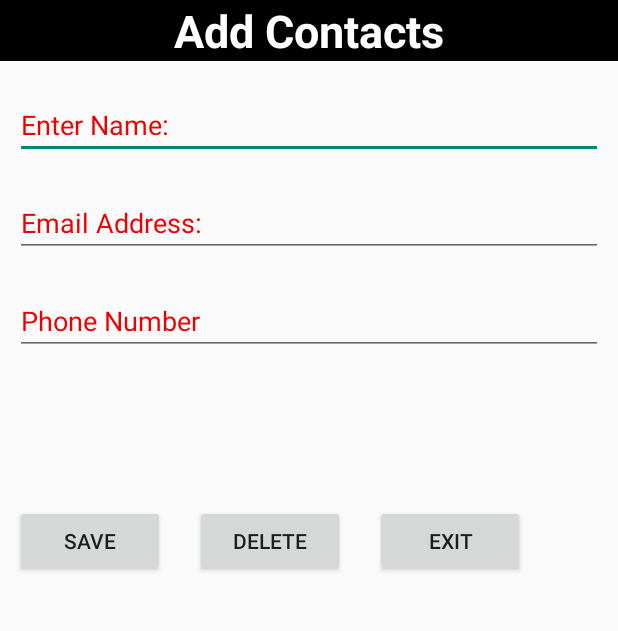
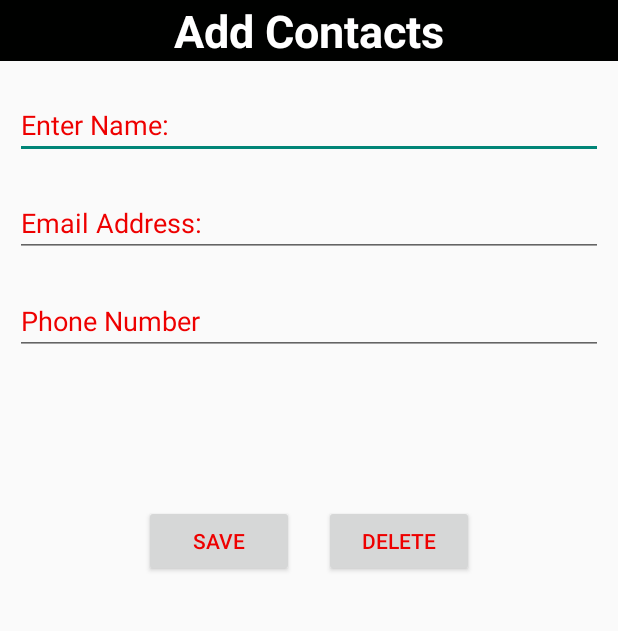
Before and after one commit to meshboy/_emergency_sys, an Android app: the edit_contact screen opened directly, with no data from a screen before it, on a phone screen of 412 x 824 dp, the part 84-715 px from its top. Run offline under Robolectric (Android 15) with nearby library versions, the phone set to English and light mode, and no system bars.

Commit message:
added functions

```diff
--- a/app/src/main/java/com/example/root/emergency/edit_contact.java
+++ b/app/src/main/java/com/example/root/emergency/edit_contact.java
@@ -34,11 +34,11 @@ public class edit_contact extends ActionBarActivity implements View.OnClickListe
 
         save = (Button) findViewById(R.id.contact_save);
         delete = (Button) findViewById(R.id.contact_del);
-        exit = (Button) findViewById(R.id.contact_exit);
+
 
         save.setOnClickListener(this);
         delete.setOnClickListener(this);
-        exit.setOnClickListener(this);
+
 
 
         contact_id =0;
@@ -105,11 +105,11 @@ public class edit_contact extends ActionBarActivity implements View.OnClickListe
 
         }
 
-        else if (v.getId() == (R.id.contact_exit))
-        {
-//            Intent intent = new Intent(this, select_action.class);
-//            startActivity(intent);
-        }
+//        else if (v.getId() == (R.id.contact_exit))
+//        {
+////            Intent intent = new Intent(this, select_action.class);
+////            startActivity(intent);
+//        }
 
 
     }
--- a/app/src/main/res/layout/edit_contacts.xml
+++ b/app/src/main/res/layout/edit_contacts.xml
@@ -78,6 +78,7 @@
         android:layout_width="wrap_content"
         android:layout_height="wrap_content"
         android:layout_marginTop="100dp"
+        android:layout_gravity="center_horizontal"
 
         android:layout_marginLeft="10dp"
 
@@ -87,6 +88,7 @@
             android:layout_width="100dp"
             android:layout_height="wrap_content"
             android:text="Save"
+            android:textColor="@color/red"
             android:id="@+id/contact_save" />
 
         <Button
@@ -96,14 +98,10 @@
             android:layout_marginRight="20dp"
             android:layout_height="wrap_content"
             android:text="Delete"
+            android:textColor="@color/red"
             android:id="@+id/contact_del" />
 
-        <Button
-            style="?android:attr/buttonStyleSmall"
-            android:layout_width="100dp"
-            android:layout_height="wrap_content"
-            android:text="Exit"
-            android:id="@+id/contact_exit" />
+
     </LinearLayout>
 
 </LinearLayout>
```
Also changed, not shown: app/src/main/java/com/example/root/emergency/list_contact.java (+27 -16 lines), app/src/main/res/drawable/animation.xml (added, +8 -0 lines), app/src/main/res/layout/contacts.xml (+15 -9 lines), app/src/main/res/drawable-hdpi/red0.jpg (added), app/src/main/res/drawable-hdpi/red1.jpg (added), 185 other files.
